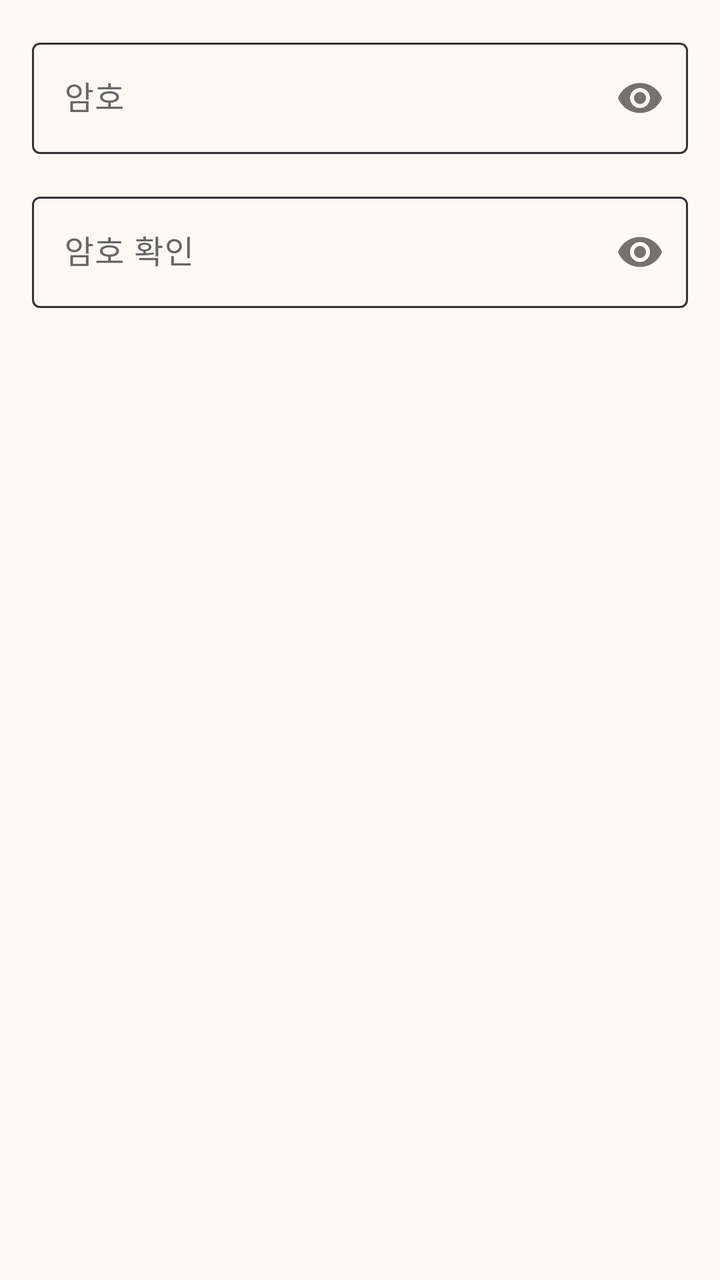
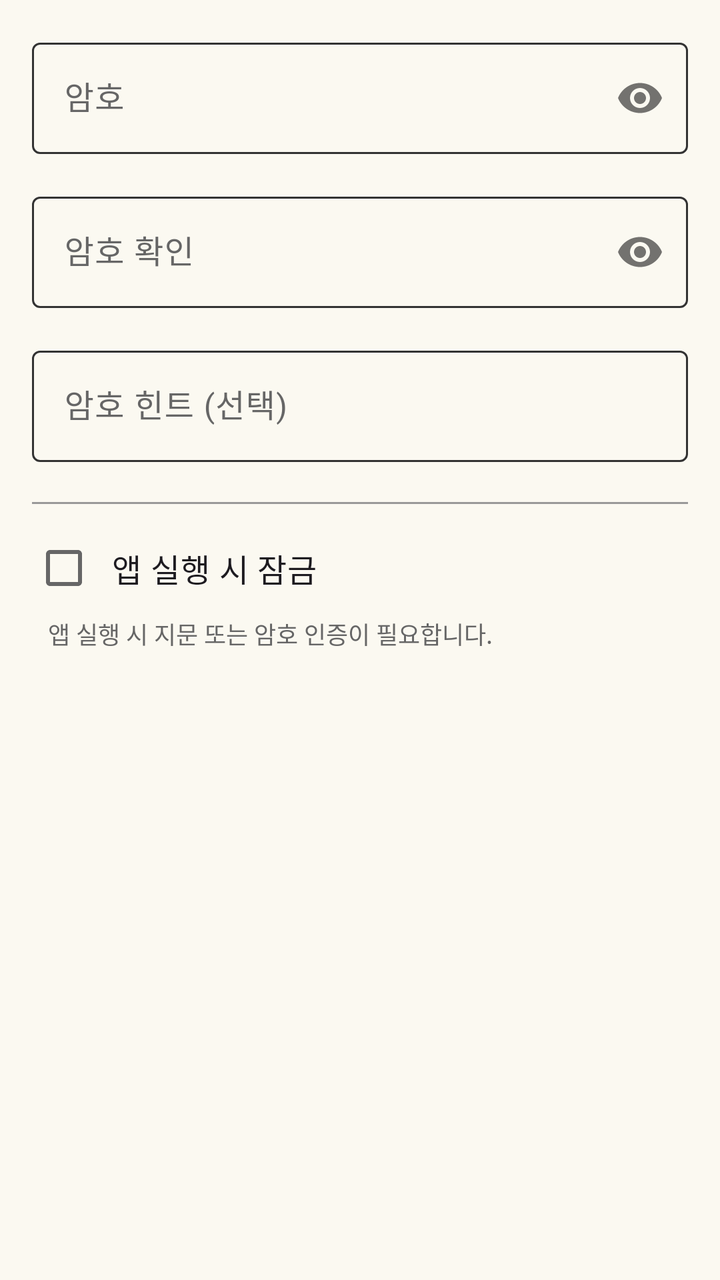

An Android layout rendered at two revisions. The XML below is the earlier revision; the diff shows what the commit changed to produce the second picture.
<!-- AndroidManifest.xml: application theme Theme.ToDoNote -->
<!-- res/layout/dialog_password_settings.xml -->
<?xml version="1.0" encoding="utf-8"?>
<LinearLayout xmlns:android="http://schemas.android.com/apk/res/android"
    xmlns:app="http://schemas.android.com/apk/res-auto"
    android:layout_width="match_parent"
    android:layout_height="wrap_content"
    android:orientation="vertical"
    android:padding="16dp">

    <com.google.android.material.textfield.TextInputLayout
        android:id="@+id/password_layout"
        android:layout_width="match_parent"
        android:layout_height="wrap_content"
        android:hint="암호"
        app:passwordToggleEnabled="true">

        <com.google.android.material.textfield.TextInputEditText
            android:id="@+id/et_password"
            android:layout_width="match_parent"
            android:layout_height="wrap_content"
            android:inputType="textPassword" />

    </com.google.android.material.textfield.TextInputLayout>

    <com.google.android.material.textfield.TextInputLayout
        android:id="@+id/confirm_password_layout"
        android:layout_width="match_parent"
        android:layout_height="wrap_content"
        android:hint="암호 확인"
        android:layout_marginTop="16dp"
        app:passwordToggleEnabled="true">

        <com.google.android.material.textfield.TextInputEditText
            android:id="@+id/et_confirm_password"
            android:layout_width="match_parent"
            android:layout_height="wrap_content"
            android:inputType="textPassword" />

    </com.google.android.material.textfield.TextInputLayout>

</LinearLayout>
<!-- resources referenced by this layout -->
<resources>
  <style name="Theme.ToDoNote" parent="Base.Theme.ToDoNote" />
  <style name="Base.Theme.ToDoNote" parent="Theme.Material3.DayNight.NoActionBar">
          
          <item name="colorPrimary">@color/color_primary</item>
          <item name="colorPrimaryDark">@color/color_primary_dark</item>
          <item name="colorPrimaryVariant">@color/color_primary_light</item>
          
          
          <item name="colorSecondary">@color/color_secondary</item>
          <item name="colorSecondaryVariant">@color/color_secondary_dark</item>
          
          
          <item name="android:colorBackground">@color/color_background</item>
          <item name="colorSurface">@color/color_surface</item>
          
          
          <item name="android:textColorPrimary">@color/color_text_dark</item>
          <item name="android:textColorSecondary">@color/color_text_medium</item>
          <item name="colorOnPrimary">@color/white</item>
          <item name="colorOnSecondary">@color/color_text_dark</item>
          <item name="colorOnBackground">@color/color_text_dark</item>
          <item name="colorOnSurface">@color/color_text_dark</item>
          <item name="colorOnSurfaceVariant">@color/color_text_medium</item>
          
          
          <item name="colorAccent">@color/color_accent</item>
          
          
          <item name="colorOutline">@color/color_outline</item>
          
          
          <item name="android:statusBarColor">@android:color/black</item>
          <item name="android:windowLightStatusBar">false</item>
      </style>
  <color name="color_primary">#A0D9C8</color>
  <color name="color_primary_dark">#7DB8A5</color>
  <color name="color_primary_light">#C8E8DC</color>
  <color name="color_secondary">#F0D5C9</color>
  <color name="color_secondary_dark">#E0B5A3</color>
  <color name="color_background">#FBF9F1</color>
  <color name="color_surface">#FFFFFF</color>
  <color name="color_text_dark">#444444</color>
  <color name="color_text_medium">#666666</color>
  <color name="white">#FFFFFFFF</color>
  <color name="color_accent">#FFEB9E</color>
  <color name="color_outline">#333333</color>
</resources>

<!-- the commit's change to res/layout/dialog_password_settings.xml (unified diff, before → after) -->
@@ -37,4 +37,44 @@
 
     </com.google.android.material.textfield.TextInputLayout>
 
+    <com.google.android.material.textfield.TextInputLayout
+        android:id="@+id/hint_layout"
+        android:layout_width="match_parent"
+        android:layout_height="wrap_content"
+        android:hint="암호 힌트 (선택)"
+        android:layout_marginTop="16dp">
+
+        <com.google.android.material.textfield.TextInputEditText
+            android:id="@+id/et_hint"
+            android:layout_width="match_parent"
+            android:layout_height="wrap_content"
+            android:inputType="text"
+            android:maxLength="100" />
+
+    </com.google.android.material.textfield.TextInputLayout>
+
+    <View
+        android:layout_width="match_parent"
+        android:layout_height="1dp"
+        android:layout_marginTop="20dp"
+        android:layout_marginBottom="8dp"
+        android:background="@color/color_text_light" />
+
+    <com.google.android.material.checkbox.MaterialCheckBox
+        android:id="@+id/cb_app_lock"
+        android:layout_width="match_parent"
+        android:layout_height="wrap_content"
+        android:text="앱 실행 시 잠금"
+        android:textSize="16sp"
+        android:padding="8dp" />
+
+    <TextView
+        android:layout_width="match_parent"
+        android:layout_height="wrap_content"
+        android:text="앱 실행 시 지문 또는 암호 인증이 필요합니다."
+        android:textSize="12sp"
+        android:textColor="@color/color_text_medium"
+        android:paddingStart="8dp"
+        android:paddingEnd="8dp" />
+
 </LinearLayout>
<!-- resource entries referenced after the edit -->
@@ -1,5 +1,6 @@
 <!-- resources referenced by this layout -->
 <resources>
+  <color name="color_text_light">#999999</color>
   <style name="Theme.ToDoNote" parent="Base.Theme.ToDoNote" />
   <style name="Base.Theme.ToDoNote" parent="Theme.Material3.DayNight.NoActionBar">
           
